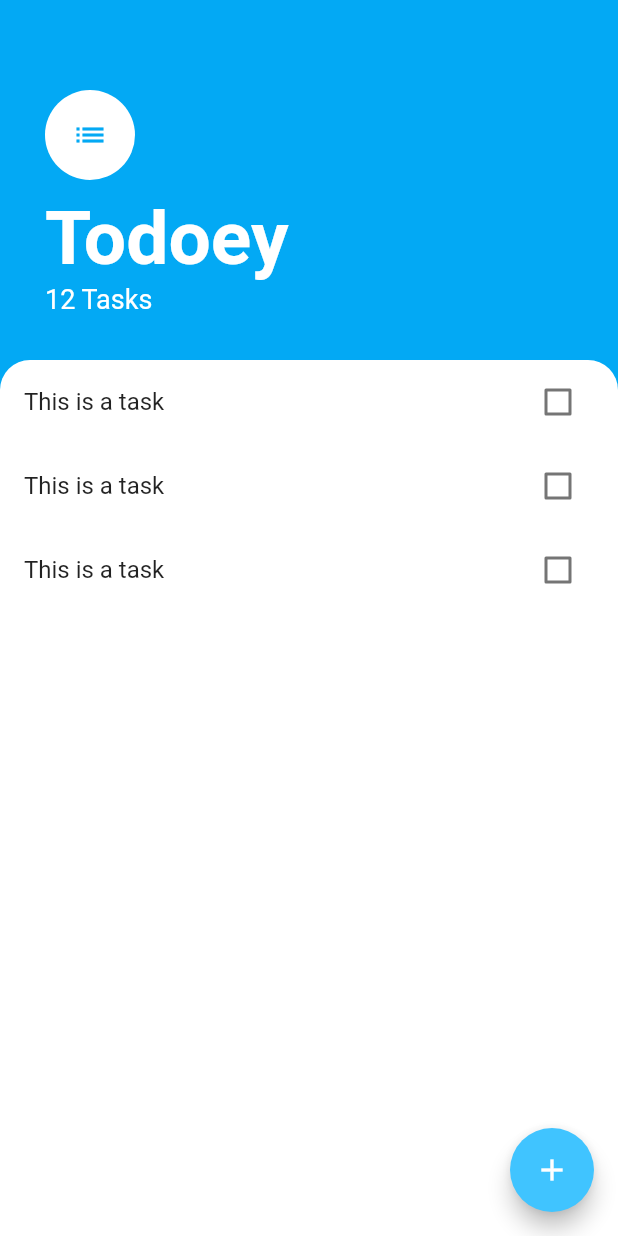
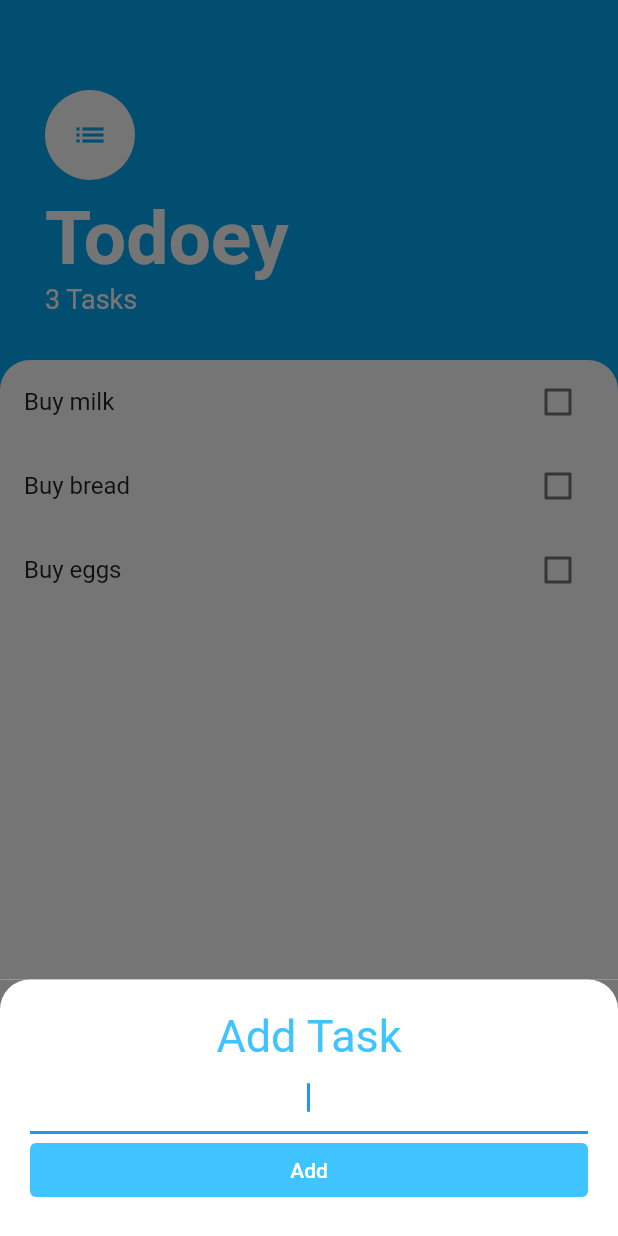
Before and after one commit to eftihis85/todoey_flutter, a Flutter app: the screen it shows after launch, after a tap on the "add" icon, on a phone screen of 412 x 824 dp. Run offline on Flutter 3.47's test engine with Material 2 defaults, Android fonts, the phone set to English and light mode, and no system bars.

Commit message:
2022-07-16

```diff
--- /dev/null
+++ b/lib/models/task.dart
@@ -0,0 +1,10 @@
+import 'package:flutter/material.dart';
+
+class Task {
+  final String name;
+  bool isDone;
+
+  Task({required this.name, this.isDone = false});
+
+  void toggleDone() => isDone = !isDone;
+}
--- /dev/null
+++ b/lib/screens/add_task_screen.dart
@@ -0,0 +1,56 @@
+import 'package:flutter/material.dart';
+
+class AddTaskScreen extends StatelessWidget {
+  final Function addTaskCallBack;
+  final TextEditingController? textEditingController = TextEditingController();
+
+  AddTaskScreen({required this.addTaskCallBack});
+
+  @override
+  Widget build(BuildContext context) {
+    return Container(
+      color: const Color(0xff757575),
+      child: Container(
+        decoration: const BoxDecoration(
+            color: Colors.white,
+            borderRadius: BorderRadius.only(
+                topLeft: Radius.circular(20), topRight: Radius.circular(20))),
+        child: Padding(
+          padding: const EdgeInsets.all(20),
+          child: Column(children: [
+            const Text(
+              'Add Task',
+              style: TextStyle(fontSize: 30, color: Colors.lightBlueAccent),
+            ),
+            TextField(
+              decoration:
+                  const InputDecoration(fillColor: Colors.lightBlueAccent),
+              autofocus: true,
+              textAlign: TextAlign.center,
+              controller: textEditingController,
+            ),
+            Row(
+              children: [
+                Expanded(
+                  child: TextButton(
+                    onPressed: () {
+                      addTaskCallBack(textEditingController!.text);
+                    },
+                    style: ButtonStyle(
+                      backgroundColor: MaterialStateProperty.all<Color>(
+                          Colors.lightBlueAccent),
+                    ),
+                    child: const Text(
+                      'Add',
+                      style: TextStyle(color: Colors.white),
+                    ),
+                  ),
+                )
+              ],
+            ),
+          ]),
+        ),
+      ),
+    );
+  }
+}
--- a/lib/screens/tasks_screen.dart
+++ b/lib/screens/tasks_screen.dart
@@ -1,7 +1,22 @@
 import 'package:flutter/material.dart';
+import 'package:flutter/widgets.dart';
 import 'package:todoey_flutter/widgets/task_list.dart';
+import 'package:todoey_flutter/screens/add_task_screen.dart';
+import 'package:todoey_flutter/models/task.dart';
 
-class TaskScreen extends StatelessWidget {
+class TaskScreen extends StatefulWidget {
+  @override
+  State<TaskScreen> createState() => _TaskScreenState();
+}
+
+class _TaskScreenState extends State<TaskScreen> {
+  // Widget buildBottomSheet(BuildContext context) => Container(
+  List<Task> tasks = [
+    Task(name: 'Buy milk'),
+    Task(name: 'Buy bread'),
+    Task(name: 'Buy eggs'),
+  ];
+
   @override
   Widget build(BuildContext context) {
     return Scaffold(
@@ -9,7 +24,24 @@ class TaskScreen extends StatelessWidget {
       floatingActionButton: FloatingActionButton(
         backgroundColor: Colors.lightBlueAccent,
         child: Icon(Icons.add),
-        onPressed: () {},
+        onPressed: () {
+          showModalBottomSheet(
+              context: context,
+              isScrollControlled: true,
+              builder: (context) => SingleChildScrollView(
+                  child: Container(
+                      padding: EdgeInsets.only(
+                          bottom: MediaQuery.of(context).viewInsets.bottom),
+                      child: AddTaskScreen(
+                        addTaskCallBack: (t) {
+                          print(t);
+                          setState(() {
+                            tasks.add(Task(name: t));
+                          });
+                          Navigator.pop(context);
+                        },
+                      ))));
+        },
       ),
       body: Column(
         crossAxisAlignment: CrossAxisAlignment.start,
@@ -18,18 +50,18 @@ class TaskScreen extends StatelessWidget {
             padding: EdgeInsets.only(top: 60, left: 30, right: 30, bottom: 30),
             child: Column(
               crossAxisAlignment: CrossAxisAlignment.start,
-              children: const <Widget>[
-                CircleAvatar(
+              children: <Widget>[
+                const CircleAvatar(
                     backgroundColor: Colors.white,
                     radius: 30,
                     child: Icon(
                       Icons.list,
                       color: Colors.lightBlue,
                     )),
-                SizedBox(
+                const SizedBox(
                   height: 10,
                 ),
-                Text(
+                const Text(
                   'Todoey',
                   style: TextStyle(
                       color: Colors.white,
@@ -37,8 +69,8 @@ class TaskScreen extends StatelessWidget {
                       fontWeight: FontWeight.w700),
                 ),
                 Text(
-                  '12 Tasks',
-                  style: TextStyle(
+                  '${tasks.length} Tasks',
+                  style: const TextStyle(
                     color: Colors.white,
                     fontSize: 18,
                   ),
@@ -55,7 +87,9 @@ class TaskScreen extends StatelessWidget {
                   topRight: Radius.circular(20),
                 ),
               ),
-              child: TasksList(),
+              child: TasksList(
+                tasks: tasks,
+              ),
             ),
           ),
         ],
--- a/lib/widgets/task_list.dart
+++ b/lib/widgets/task_list.dart
@@ -1,20 +1,33 @@
 import 'package:flutter/material.dart';
+import 'package:todoey_flutter/models/task.dart';
 
 import 'task_tile.dart';
 
-class TasksList extends StatelessWidget {
-  const TasksList({
-    Key? key,
-  }) : super(key: key);
+class TasksList extends StatefulWidget {
+  final List<Task> tasks;
+
+  TasksList({required this.tasks});
 
   @override
+  State<TasksList> createState() => _TasksListState();
+}
+
+class _TasksListState extends State<TasksList> {
+  @override
   Widget build(BuildContext context) {
-    return ListView(
-      children: const [
-        TaskTile(),
-        TaskTile(),
-        TaskTile(),
-      ],
+    return ListView.builder(
+      itemBuilder: (context, index) {
+        return TaskTile(
+          taskTitle: widget.tasks[index].name,
+          isChecked: widget.tasks[index].isDone,
+          onChecked: ((v) {
+            setState(() {
+              widget.tasks[index].toggleDone();
+            });
+          }),
+        );
+      },
+      itemCount: widget.tasks.length,
     );
   }
 }
--- a/lib/widgets/task_tile.dart
+++ b/lib/widgets/task_tile.dart
@@ -1,18 +1,40 @@
 import 'package:flutter/material.dart';
 
 class TaskTile extends StatelessWidget {
-  const TaskTile({
-    Key? key,
-  }) : super(key: key);
+  final bool isChecked;
+  final String taskTitle;
+  final Function(bool?) onChecked;
+
+  TaskTile(
+      {required this.taskTitle,
+      required this.isChecked,
+      required this.onChecked});
 
   @override
   Widget build(BuildContext context) {
     return ListTile(
-      title: Text('This is a task'),
+      title: Text(
+        taskTitle,
+        style: TextStyle(
+            decoration: isChecked ? TextDecoration.lineThrough : null),
+      ),
       trailing: Checkbox(
-        value: false,
-        onChanged: (v) {},
+        value: isChecked,
+        onChanged: onChecked,
+        activeColor: Colors.lightBlueAccent,
       ),
     );
   }
 }
+
+// class TaskCheckbox extends StatelessWidget {
+//   final bool checkboxState;
+//   final void Function(bool?) toggleState;
+
+//   const TaskCheckbox(
+//       {super.key, required this.checkboxState, required this.toggleState});
+
+//   @override
+//   Widget build(BuildContext context) =>
+
+// }
```
